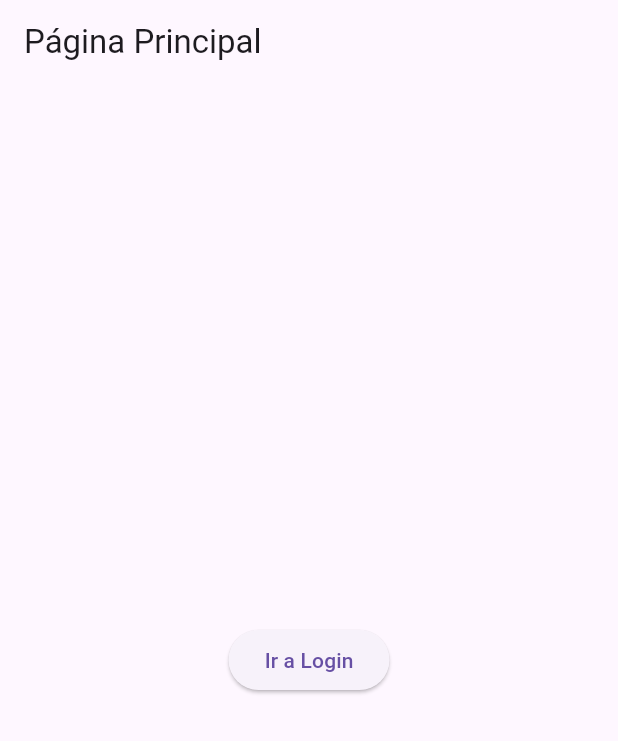
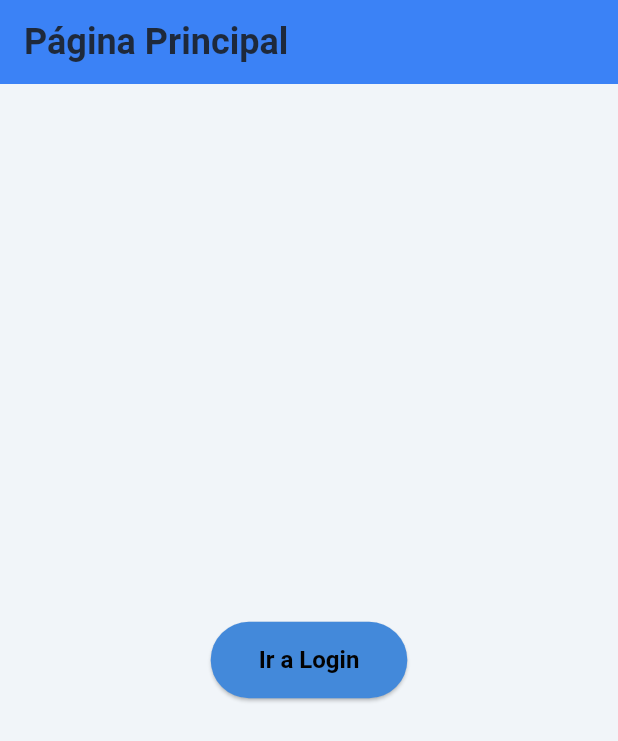
Before and after one commit to LLL-team/Flutter, a Flutter app: the screen it shows after launch, on a phone screen of 412 x 824 dp. Shown: the top 741 px of the screen. Run offline on Flutter 3.47's test engine with Material 3 defaults, Android fonts, the phone set to English and light mode, and no system bars.

Commit message:
refactor(theme): centralize colors and styles

```diff
--- a/soluva/lib/main.dart
+++ b/soluva/lib/main.dart
@@ -1,6 +1,7 @@
-// lib/main.dart
 import 'package:flutter/material.dart';
-import 'screens/auth_screen.dart'; // 👈 Importá la pantalla de login
+import 'screens/auth_screen.dart';
+import 'theme/app_text_styles.dart';
+import 'theme/app_colors.dart';
 
 void main() {
   runApp(const MyApp());
@@ -14,6 +15,25 @@ class MyApp extends StatelessWidget {
     return MaterialApp(
       title: 'Login UI',
       debugShowCheckedModeBanner: false,
+      theme: ThemeData(
+        primaryColor: AppColors.primary,
+        scaffoldBackgroundColor: AppColors.background,
+        appBarTheme: const AppBarTheme(
+          backgroundColor: AppColors.primary,
+          titleTextStyle: AppTextStyles.headline,
+        ),
+        elevatedButtonTheme: ElevatedButtonThemeData(
+          style: ElevatedButton.styleFrom(
+            padding: const EdgeInsets.symmetric(horizontal: 32, vertical: 16),
+            textStyle: AppTextStyles.button,
+            backgroundColor: AppColors.button,
+            foregroundColor: AppColors.buttonText,
+          ),
+        ),
+        textTheme: const TextTheme(
+          bodyMedium: TextStyle(color: AppColors.text),
+        ),
+      ),
       home: const HomePage(),
     );
   }
--- /dev/null
+++ b/soluva/lib/theme/app_colors.dart
@@ -0,0 +1,12 @@
+import 'package:flutter/material.dart';
+
+class AppColors {
+  static const Color primary = Color(0xFF3B82F6); // azul principal
+  static const Color secondary = Color(0xFFF59E0B); // amarillo
+  static const Color background = Color(0xFFF1F5F9); // fondo claro
+  static const Color text = Color(0xFF1E293B); // texto principal
+  static const Color error = Color(0xFFEF4444);
+  static const Color button = Color.fromARGB(255, 67, 137, 218);
+  static const Color buttonText = Color.fromARGB(255, 2, 2, 2);
+
+}
--- /dev/null
+++ b/soluva/lib/theme/app_text_styles.dart
@@ -0,0 +1,34 @@
+import 'package:flutter/material.dart';
+import 'app_colors.dart';
+
+class AppTextStyles {
+  static const TextStyle headline = TextStyle(
+    fontSize: 24,
+    fontWeight: FontWeight.bold,
+    color: AppColors.text,
+  );
+
+  static const TextStyle subtitle = TextStyle(
+    fontSize: 18,
+    fontWeight: FontWeight.w500,
+    color: AppColors.text,
+  );
+
+  static const TextStyle body = TextStyle(
+    fontSize: 14,
+    color: AppColors.text,
+  );
+
+  static const TextStyle button = TextStyle(
+    fontSize: 16,
+    fontWeight: FontWeight.w600,
+    color: Colors.white,
+  );
+
+  static const TextStyle error = TextStyle(
+    fontSize: 13,
+    color: AppColors.error,
+  );
+
+
+}
```
